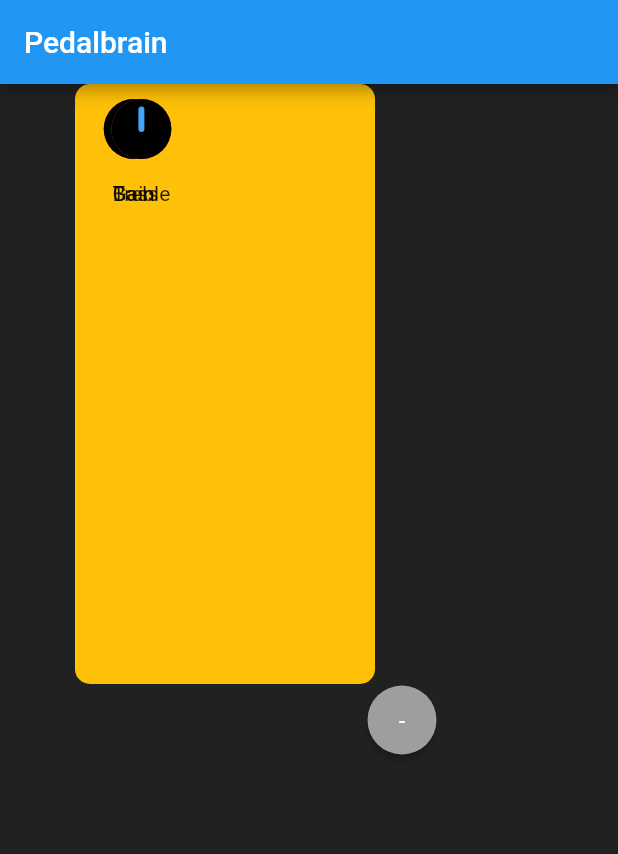
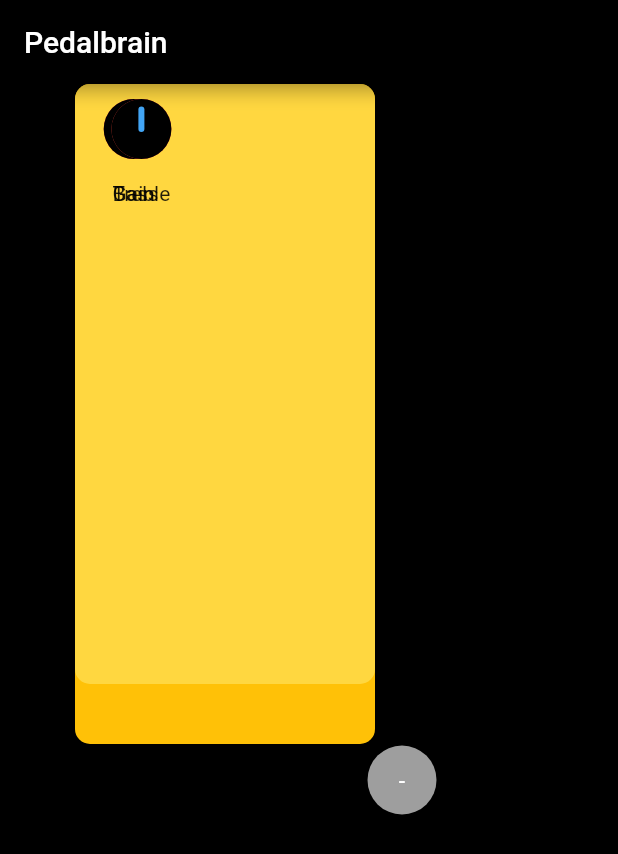
Before and after one commit to ropfoo/pedalbrain, a Flutter app: the screen it shows after launch, on a phone screen of 412 x 824 dp. Shown: the top 854 px of the screen. Run offline on Flutter 3.47's test engine with Material 2 defaults, Android fonts, the phone set to English and light mode, and no system bars.

Commit message:
style improvements

```diff
--- a/lib/main.dart
+++ b/lib/main.dart
@@ -2,15 +2,18 @@ import 'package:flutter/material.dart';
 import 'package:pedalbrain/modules/board/board.dart';
 
 void main() {
-  runApp(App());
+  runApp(const App());
 }
 
 class App extends StatelessWidget {
+  const App({Key? key}) : super(key: key);
+
   @override
   Widget build(BuildContext context) {
     return MaterialApp(
       home: Scaffold(
           appBar: AppBar(
+            backgroundColor: Colors.black,
             title: const Text('Pedalbrain'),
           ),
           body: Board()),
--- a/lib/modules/board/board.dart
+++ b/lib/modules/board/board.dart
@@ -2,13 +2,27 @@ import 'package:flutter/material.dart';
 import 'package:pedalbrain/modules/pedal/pedal.dart';
 
 class Board extends StatelessWidget {
-  const Board({Key? key}) : super(key: key);
+  Board({Key? key}) : super(key: key);
+
+  final TransformationController _controller = TransformationController();
+
   @override
   Widget build(BuildContext context) {
-    return Container(
-      color: Colors.black87,
-      child: Stack(
-        children: [Pedal()],
+    _controller.value = Matrix4.identity();
+
+    return InteractiveViewer(
+      transformationController: _controller,
+      minScale: .5,
+      maxScale: 5,
+      constrained: false,
+      clipBehavior: Clip.none,
+      child: Container(
+        color: Colors.black,
+        width: 1000,
+        height: 2000,
+        child: Stack(
+          children: [Pedal()],
+        ),
       ),
     );
   }
--- a/lib/modules/pedal/pedal.dart
+++ b/lib/modules/pedal/pedal.dart
@@ -39,16 +39,34 @@ class Pedal extends StatelessWidget {
                     ),
                   );
                 },
+                child: Stack(
+                  children: [
+                    Positioned(
                       child: Container(
                         decoration: BoxDecoration(
                             borderRadius: BorderRadius.circular(10),
                             color: Colors.amber),
+                        width: _pedalBloc.state.pedalData.dimensions.width,
+                        height:
+                            _pedalBloc.state.pedalData.dimensions.height + 40,
+                      ),
+                    ),
+                    Positioned(
+                      top: 0,
+                      left: 0,
+                      child: Container(
+                        decoration: BoxDecoration(
+                            borderRadius: BorderRadius.circular(10),
+                            color: Colors.amberAccent),
                         width: _pedalBloc.state.pedalData.dimensions.width,
                         height: _pedalBloc.state.pedalData.dimensions.height,
                         padding: const EdgeInsets.all(10),
                         child: Stack(
                           children: _pedalBloc.state.pedalData.knobs,
                         ),
+                      ),
+                    ),
+                  ],
                 ),
               ),
               Container(
```
Lines whose indentation alone changed are shown as unchanged.
